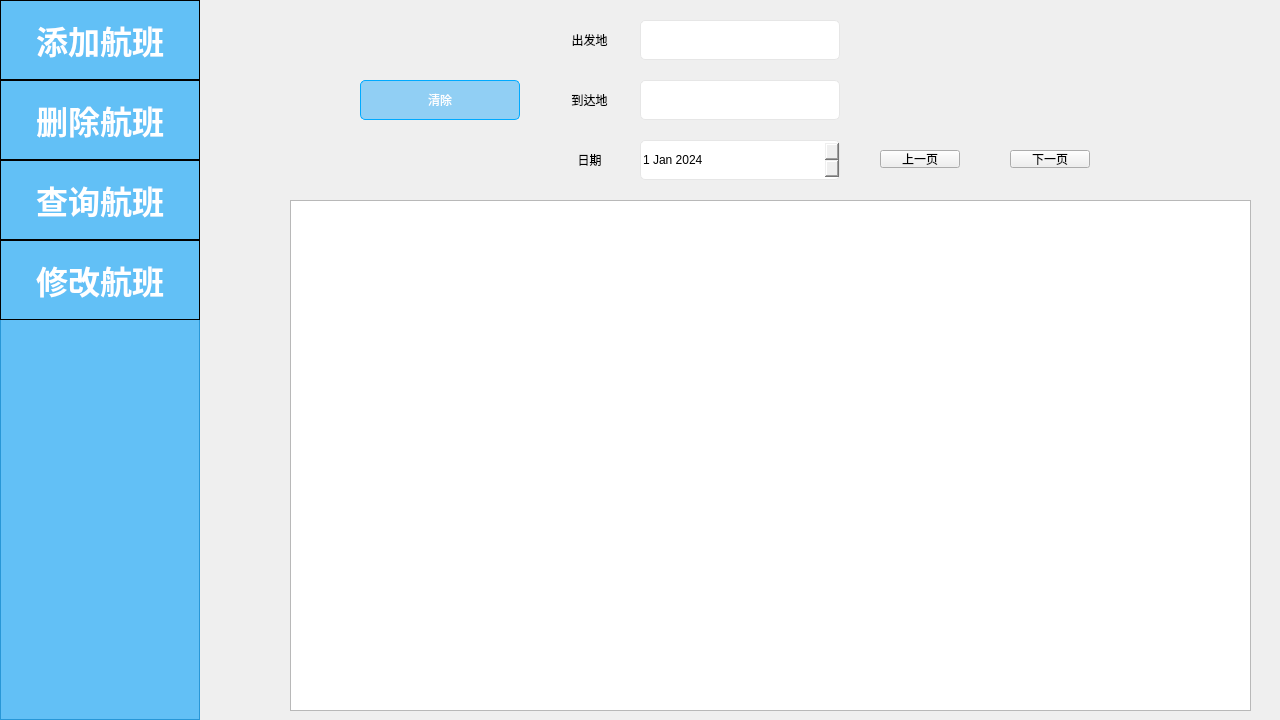
The window that Pro1 mk34/admin_form.ui (KamChiHei/330) describes before a commit, drawn with Qt 5.
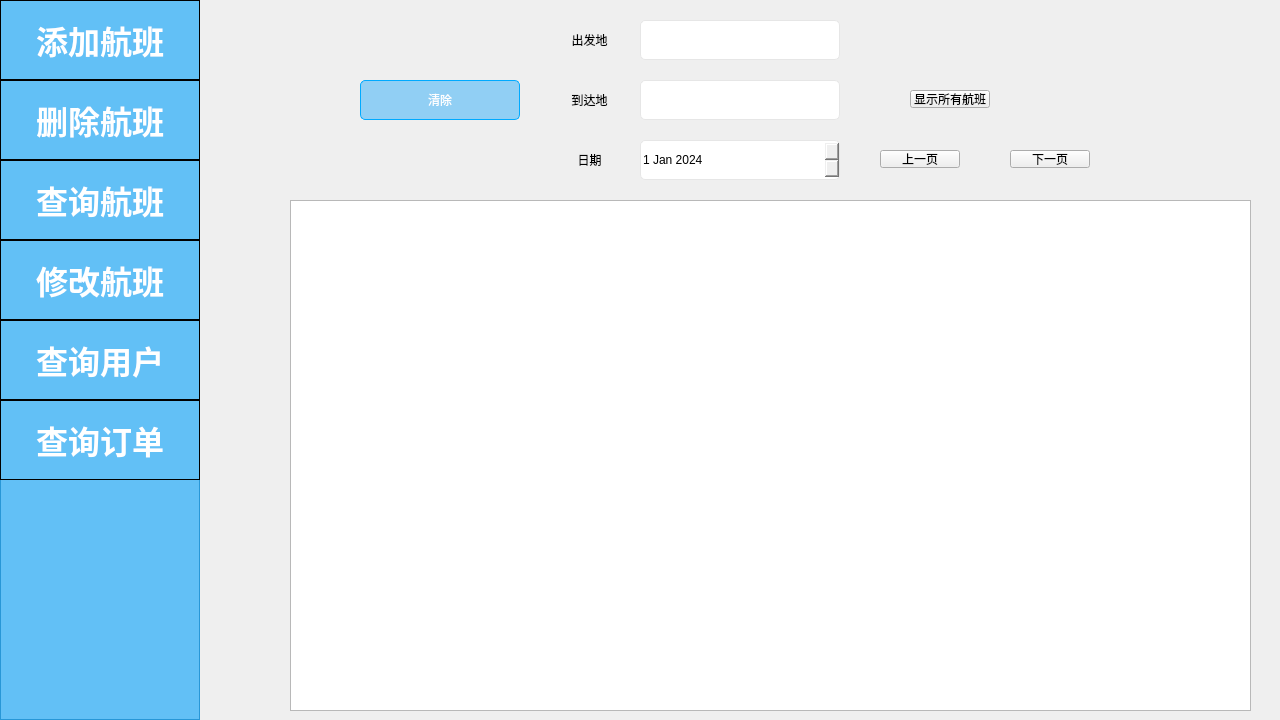
The same window after the commit. The open tabs and pages were chosen to show the change. Icons and pictures are not drawn.

Commit message: 查询功能完善

The edit to the form file:
```diff
--- a/Pro1 mk34/admin_form.ui
+++ b/Pro1 mk34/admin_form.ui
@@ -41,7 +41,7 @@
      <string notr="true"/>
     </property>
     <property name="currentIndex">
-     <number>2</number>
+     <number>5</number>
     </property>
     <widget class="QWidget" name="page">
      <widget class="QPushButton" name="pushButton_add">
@@ -205,7 +205,7 @@
       </property>
       <property name="dateTime">
        <datetime>
-        <hour>8</hour>
+        <hour>0</hour>
         <minute>0</minute>
         <second>0</second>
         <year>2023</year>
@@ -831,6 +831,32 @@
        <string>下一页</string>
       </property>
      </widget>
+     <widget class="QLabel" name="label_status">
+      <property name="geometry">
+       <rect>
+        <x>830</x>
+        <y>50</y>
+        <width>151</width>
+        <height>16</height>
+       </rect>
+      </property>
+      <property name="text">
+       <string/>
+      </property>
+     </widget>
+     <widget class="QPushButton" name="pushButton_searchall">
+      <property name="geometry">
+       <rect>
+        <x>710</x>
+        <y>90</y>
+        <width>80</width>
+        <height>18</height>
+       </rect>
+      </property>
+      <property name="text">
+       <string>显示所有航班</string>
+      </property>
+     </widget>
     </widget>
     <widget class="QWidget" name="page_2">
      <widget class="QLabel" name="label_4">
@@ -1143,6 +1169,8 @@
       </property>
      </widget>
     </widget>
+    <widget class="QWidget" name="page_4"/>
+    <widget class="QWidget" name="page_5"/>
    </widget>
    <widget class="QPushButton" name="pushButton_addFlight">
     <property name="geometry">
@@ -1316,12 +1344,92 @@
      <string notr="true">background-color:  rgba(0, 159, 252, 150);</string>
     </property>
    </widget>
+   <widget class="QPushButton" name="pushButton_5">
+    <property name="geometry">
+     <rect>
+      <x>0</x>
+      <y>320</y>
+      <width>200</width>
+      <height>80</height>
+     </rect>
+    </property>
+    <property name="font">
+     <font>
+      <family>微软雅黑</family>
+      <pointsize>24</pointsize>
+      <bold>true</bold>
+     </font>
+    </property>
+    <property name="autoFillBackground">
+     <bool>false</bool>
+    </property>
+    <property name="styleSheet">
+     <string notr="true">QPushButton {
+	color: rgb(255, 255, 255);
+border: 1px solid rgb(0, 0, 0);
+
+}
+
+QPushButton:hover {
+    color: rgb(255, 255, 255);
+border: 1px solid rgb(0, 0, 0);
+ 
+}</string>
+    </property>
+    <property name="text">
+     <string>查询用户</string>
+    </property>
+    <property name="flat">
+     <bool>true</bool>
+    </property>
+   </widget>
+   <widget class="QPushButton" name="pushButton_6">
+    <property name="geometry">
+     <rect>
+      <x>0</x>
+      <y>400</y>
+      <width>200</width>
+      <height>80</height>
+     </rect>
+    </property>
+    <property name="font">
+     <font>
+      <family>微软雅黑</family>
+      <pointsize>24</pointsize>
+      <bold>true</bold>
+     </font>
+    </property>
+    <property name="autoFillBackground">
+     <bool>false</bool>
+    </property>
+    <property name="styleSheet">
+     <string notr="true">QPushButton {
+	color: rgb(255, 255, 255);
+border: 1px solid rgb(0, 0, 0);
+
+}
+
+QPushButton:hover {
+    color: rgb(255, 255, 255);
+border: 1px solid rgb(0, 0, 0);
+ 
+}</string>
+    </property>
+    <property name="text">
+     <string>查询订单</string>
+    </property>
+    <property name="flat">
+     <bool>true</bool>
+    </property>
+   </widget>
    <zorder>graphicsView</zorder>
    <zorder>stackedWidget</zorder>
    <zorder>pushButton_addFlight</zorder>
    <zorder>pushButton_deleteFlight</zorder>
    <zorder>pushButton_searchFlight</zorder>
    <zorder>pushButton_4</zorder>
+   <zorder>pushButton_5</zorder>
+   <zorder>pushButton_6</zorder>
   </widget>
  </widget>
  <resources>
```
The commit also changes 15 other files.
